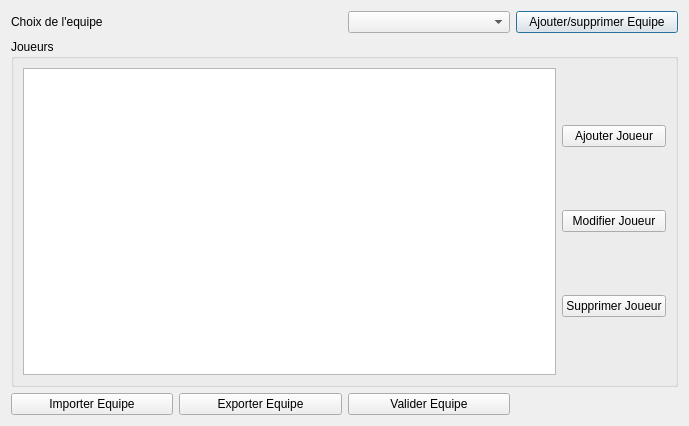
Qt form ui/fenetreequipe.ui (flagage/volleyclubstats) before a commit.
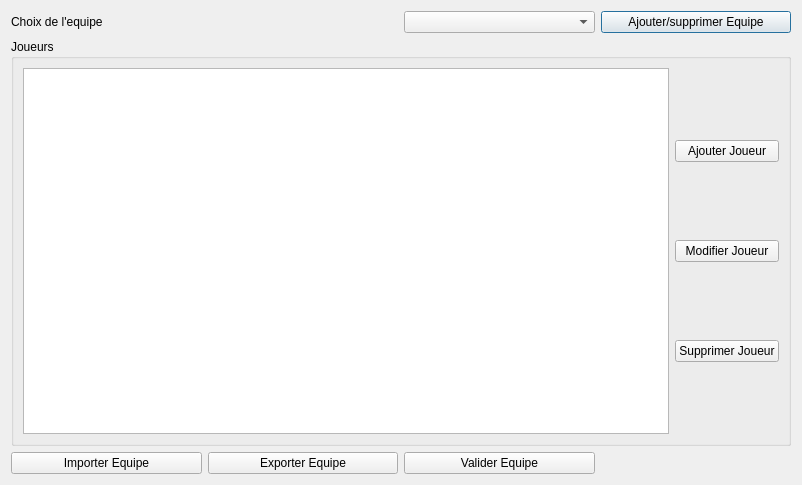
The same form after that commit.

The edit to the form file:
```diff
--- a/ui/fenetreequipe.ui
+++ b/ui/fenetreequipe.ui
@@ -6,8 +6,8 @@
    <rect>
     <x>0</x>
     <y>0</y>
-    <width>689</width>
-    <height>426</height>
+    <width>802</width>
+    <height>485</height>
    </rect>
   </property>
   <property name="windowTitle">
```
